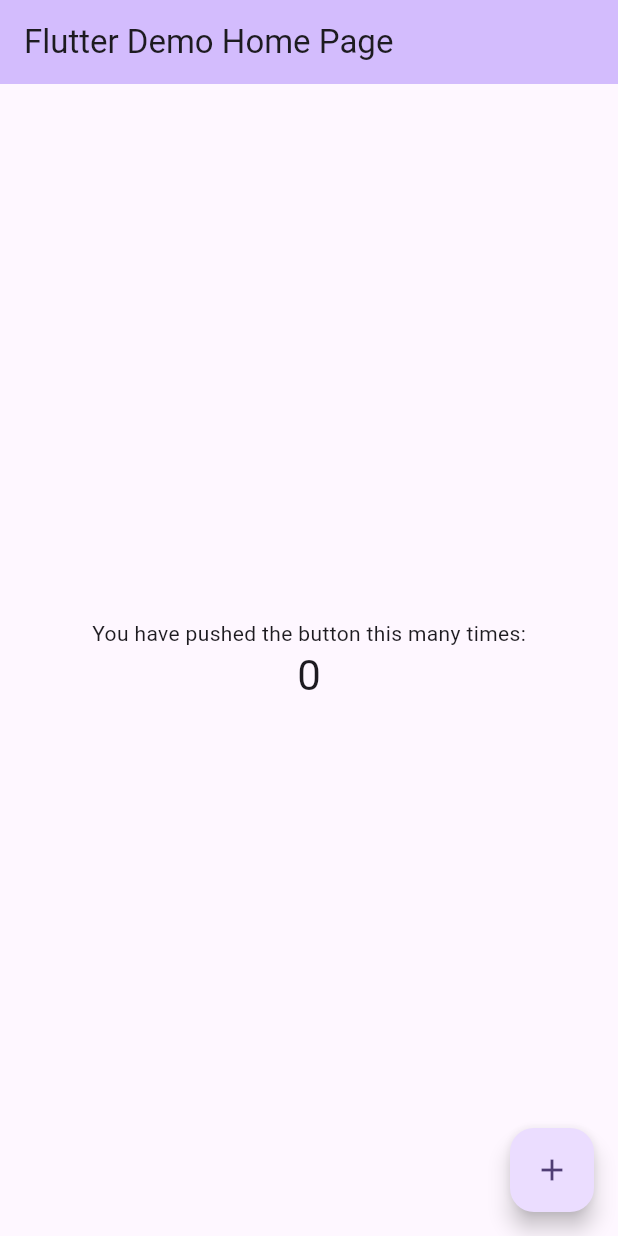
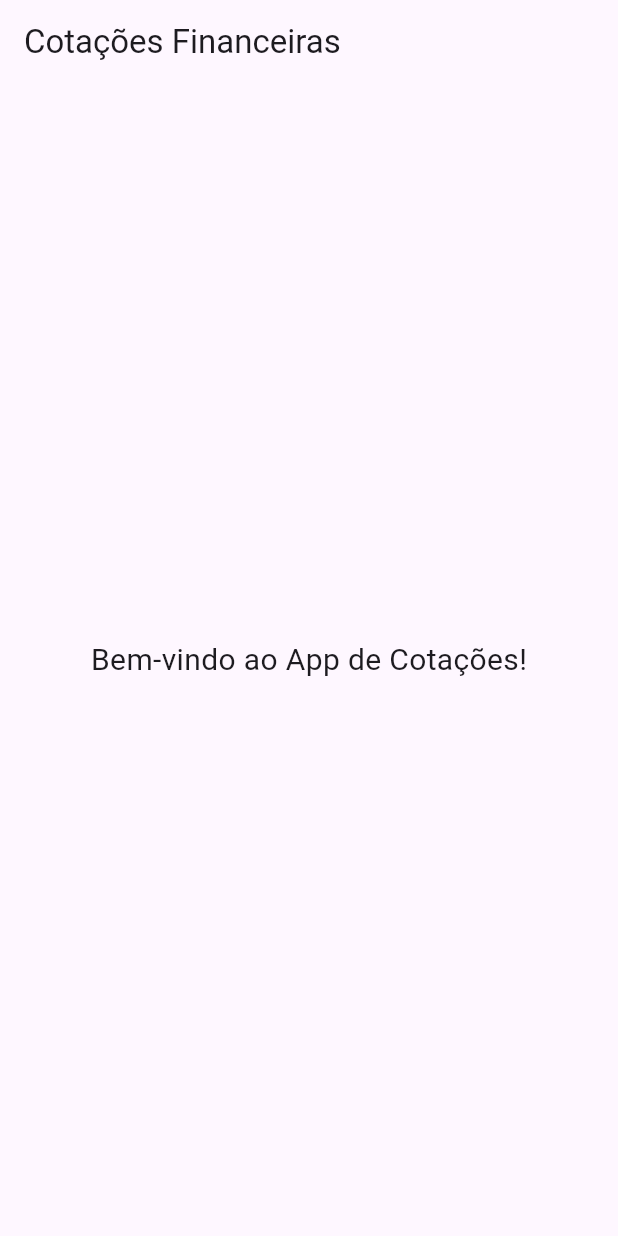
Before and after one commit to abreulucass/currency-quotes-app, a Flutter app: the screen it shows after launch, on a phone screen of 412 x 824 dp. Run offline on Flutter 3.47's test engine with Material 3 defaults, Android fonts, the phone set to English and light mode, and no system bars.

Commit message:
feat(ui): Adiciona a tela inicial de boas-vindas
Cria o widget `HomeScreen` e o configura como a tela principal da aplicação, exibindo uma mensagem de boas-vindas.

```diff
--- a/lib/main.dart
+++ b/lib/main.dart
@@ -1,122 +1,22 @@
 import 'package:flutter/material.dart';
+import 'pages/home_page.dart';
 
 void main() {
-  runApp(const MyApp());
+  runApp(const CurrencyQuotesApp());
 }
 
-class MyApp extends StatelessWidget {
-  const MyApp({super.key});
+class CurrencyQuotesApp extends StatelessWidget {
+  const CurrencyQuotesApp({super.key});
 
-  // This widget is the root of your application.
   @override
   Widget build(BuildContext context) {
     return MaterialApp(
-      title: 'Flutter Demo',
+      title: 'Cotações Financeiras',
       theme: ThemeData(
-        // This is the theme of your application.
-        //
-        // TRY THIS: Try running your application with "flutter run". You'll see
-        // the application has a purple toolbar. Then, without quitting the app,
-        // try changing the seedColor in the colorScheme below to Colors.green
-        // and then invoke "hot reload" (save your changes or press the "hot
-        // reload" button in a Flutter-supported IDE, or press "r" if you used
-        // the command line to start the app).
-        //
-        // Notice that the counter didn't reset back to zero; the application
-        // state is not lost during the reload. To reset the state, use hot
-        // restart instead.
-        //
-        // This works for code too, not just values: Most code changes can be
-        // tested with just a hot reload.
-        colorScheme: ColorScheme.fromSeed(seedColor: Colors.deepPurple),
+        primarySwatch: Colors.blue,
+        useMaterial3: true,
       ),
-      home: const MyHomePage(title: 'Flutter Demo Home Page'),
+      home: const HomePage(),
     );
   }
 }
-
-class MyHomePage extends StatefulWidget {
-  const MyHomePage({super.key, required this.title});
-
-  // This widget is the home page of your application. It is stateful, meaning
-  // that it has a State object (defined below) that contains fields that affect
-  // how it looks.
-
-  // This class is the configuration for the state. It holds the values (in this
-  // case the title) provided by the parent (in this case the App widget) and
-  // used by the build method of the State. Fields in a Widget subclass are
-  // always marked "final".
-
-  final String title;
-
-  @override
-  State<MyHomePage> createState() => _MyHomePageState();
-}
-
-class _MyHomePageState extends State<MyHomePage> {
-  int _counter = 0;
-
-  void _incrementCounter() {
-    setState(() {
-      // This call to setState tells the Flutter framework that something has
-      // changed in this State, which causes it to rerun the build method below
-      // so that the display can reflect the updated values. If we changed
-      // _counter without calling setState(), then the build method would not be
-      // called again, and so nothing would appear to happen.
-      _counter++;
-    });
-  }
-
-  @override
-  Widget build(BuildContext context) {
-    // This method is rerun every time setState is called, for instance as done
-    // by the _incrementCounter method above.
-    //
-    // The Flutter framework has been optimized to make rerunning build methods
-    // fast, so that you can just rebuild anything that needs updating rather
-    // than having to individually change instances of widgets.
-    return Scaffold(
-      appBar: AppBar(
-        // TRY THIS: Try changing the color here to a specific color (to
-        // Colors.amber, perhaps?) and trigger a hot reload to see the AppBar
-        // change color while the other colors stay the same.
-        backgroundColor: Theme.of(context).colorScheme.inversePrimary,
-        // Here we take the value from the MyHomePage object that was created by
-        // the App.build method, and use it to set our appbar title.
-        title: Text(widget.title),
-      ),
-      body: Center(
-        // Center is a layout widget. It takes a single child and positions it
-        // in the middle of the parent.
-        child: Column(
-          // Column is also a layout widget. It takes a list of children and
-          // arranges them vertically. By default, it sizes itself to fit its
-          // children horizontally, and tries to be as tall as its parent.
-          //
-          // Column has various properties to control how it sizes itself and
-          // how it positions its children. Here we use mainAxisAlignment to
-          // center the children vertically; the main axis here is the vertical
-          // axis because Columns are vertical (the cross axis would be
-          // horizontal).
-          //
-          // TRY THIS: Invoke "debug painting" (choose the "Toggle Debug Paint"
-          // action in the IDE, or press "p" in the console), to see the
-          // wireframe for each widget.
-          mainAxisAlignment: MainAxisAlignment.center,
-          children: <Widget>[
-            const Text('You have pushed the button this many times:'),
-            Text(
-              '$_counter',
-              style: Theme.of(context).textTheme.headlineMedium,
-            ),
-          ],
-        ),
-      ),
-      floatingActionButton: FloatingActionButton(
-        onPressed: _incrementCounter,
-        tooltip: 'Increment',
-        child: const Icon(Icons.add),
-      ), // This trailing comma makes auto-formatting nicer for build methods.
-    );
-  }
-}
--- /dev/null
+++ b/lib/pages/home_page.dart
@@ -0,0 +1,20 @@
+import 'package:flutter/material.dart';
+
+class HomePage extends StatelessWidget {
+  const HomePage({super.key});
+
+  @override
+  Widget build(BuildContext context) {
+    return Scaffold(
+      appBar: AppBar(
+        title: const Text('Cotações Financeiras'),
+      ),
+      body: const Center(
+        child: Text(
+          'Bem-vindo ao App de Cotações!',
+          style: TextStyle(fontSize: 20),
+        ),
+      ),
+    );
+  }
+}
```
Also changed, not shown: 1 other file.
